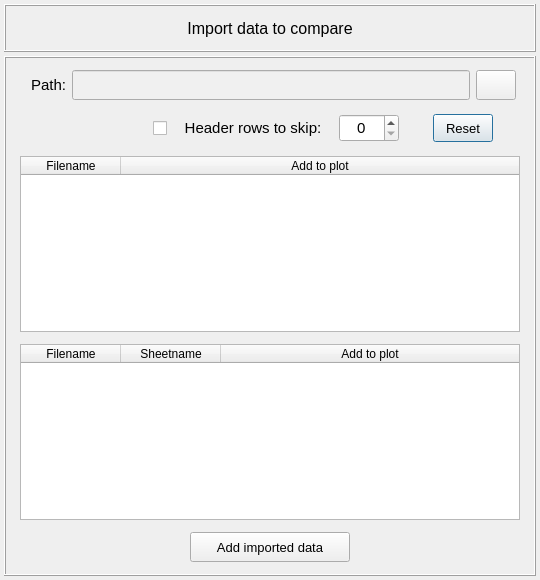
First picture: the form in pulse/interface/data/ui_files/data_handler/import_data_to_compare.ui, repository open-pulse/OpenPulse, before the edit.
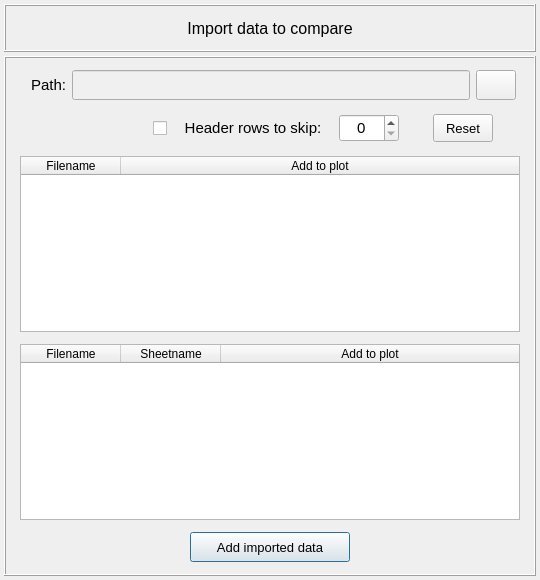
Second picture: the form after the edit. Icons and pictures are not drawn.

The edit to the form file:
```diff
--- a/pulse/interface/data/ui_files/data_handler/import_data_to_compare.ui
+++ b/pulse/interface/data/ui_files/data_handler/import_data_to_compare.ui
@@ -794,6 +794,12 @@
                 <height>20</height>
                </size>
               </property>
+              <property name="autoDefault">
+               <bool>false</bool>
+              </property>
+              <property name="default">
+               <bool>true</bool>
+              </property>
              </widget>
             </item>
            </layout>
```
Left out of the diff: 10 changed lines with no effect on the pictures.
